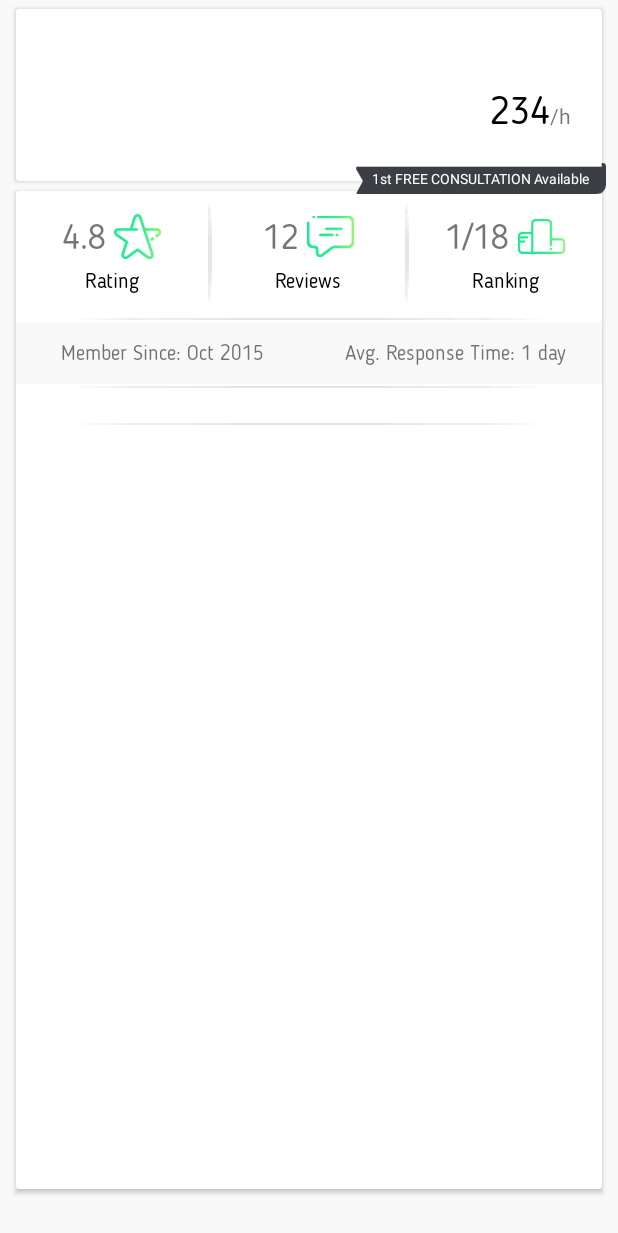
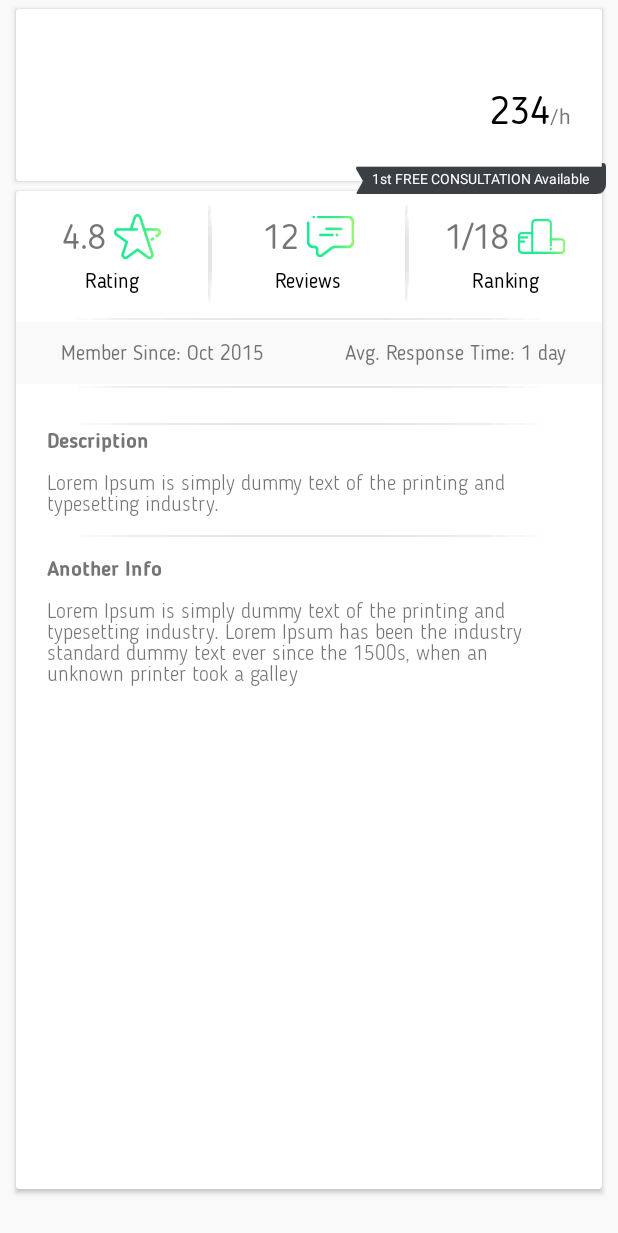
Before and after one commit to labhyasharma/lawyerly, an Android app: the layout fragment_lawyer_details.xml on its own in the app's theme, with its tools: preview values and no code run, on a phone screen of 412 x 824 dp. Shown: the top 1233 px of the screen. Run offline under Robolectric (Android 15) with nearby library versions, the phone set to English and light mode, and no system bars.

```diff
--- a/app/src/main/res/layout/fragment_lawyer_details.xml
+++ b/app/src/main/res/layout/fragment_lawyer_details.xml
@@ -383,6 +383,72 @@
 
 
 
+                <LinearLayout
+                    android:id="@+id/containerDesc"
+                    android:layout_width="match_parent"
+                    android:layout_height="wrap_content"
+                    android:layout_below="@+id/seperator3"
+                    android:layout_marginStart="@dimen/_16sdp"
+                    android:layout_marginEnd="@dimen/_16sdp"
+                    android:orientation="vertical">
+
+
+                    <TextView
+                        android:layout_width="wrap_content"
+                        android:layout_height="wrap_content"
+                        android:text="Description"
+                        android:fontFamily="@font/sans_bold"/>
+
+                    <TextView
+                        android:layout_width="match_parent"
+                        android:layout_height="wrap_content"
+                        android:fontFamily="@font/sans_light"
+                        android:layout_marginTop="@dimen/_8sdp"
+                        android:text="@string/text_description"/>
+
+
+                </LinearLayout>
+
+                <ImageView
+                    android:id="@+id/seperator4"
+                    android:layout_width="match_parent"
+                    android:layout_height="@dimen/_3sdp"
+                    android:layout_below="@+id/containerDesc"
+                    android:src="@drawable/thin_line_hori"
+                    android:layout_marginTop="@dimen/_8sdp"
+                    android:layout_centerHorizontal="true"
+                    android:layout_marginEnd="@dimen/_32sdp"
+                    android:layout_marginStart="@dimen/_32sdp"/>
+
+
+                <LinearLayout
+                    android:id="@+id/containerAnotherInfo"
+                    android:layout_width="match_parent"
+                    android:layout_height="wrap_content"
+
+                    android:layout_marginTop="@dimen/_8sdp"
+                    android:layout_below="@+id/seperator4"
+                    android:layout_marginStart="@dimen/_16sdp"
+                    android:layout_marginEnd="@dimen/_16sdp"
+                    android:orientation="vertical">
+
+
+                    <TextView
+                        android:layout_width="wrap_content"
+                        android:layout_height="wrap_content"
+                        android:text="Another Info"
+                        android:fontFamily="@font/sans_bold"/>
+
+                    <TextView
+                        android:layout_width="match_parent"
+                        android:layout_height="wrap_content"
+                        android:fontFamily="@font/sans_light"
+                        android:layout_marginTop="@dimen/_8sdp"
+                        android:text="@string/text_info"/>
+
+
+                </LinearLayout>
+
 
 
 
--- a/app/src/main/res/values/strings.xml
+++ b/app/src/main/res/values/strings.xml
@@ -1,3 +1,5 @@
 <resources>
     <string name="app_name">Lawyerly</string>
+    <string name="text_description">Lorem Ipsum is simply dummy text of the printing and typesetting industry.  </string>
+    <string name="text_info">Lorem Ipsum is simply dummy text of the printing and typesetting industry. Lorem Ipsum has been the industry standard dummy text ever since the 1500s, when an unknown printer took a galley </string>
 </resources>
```
